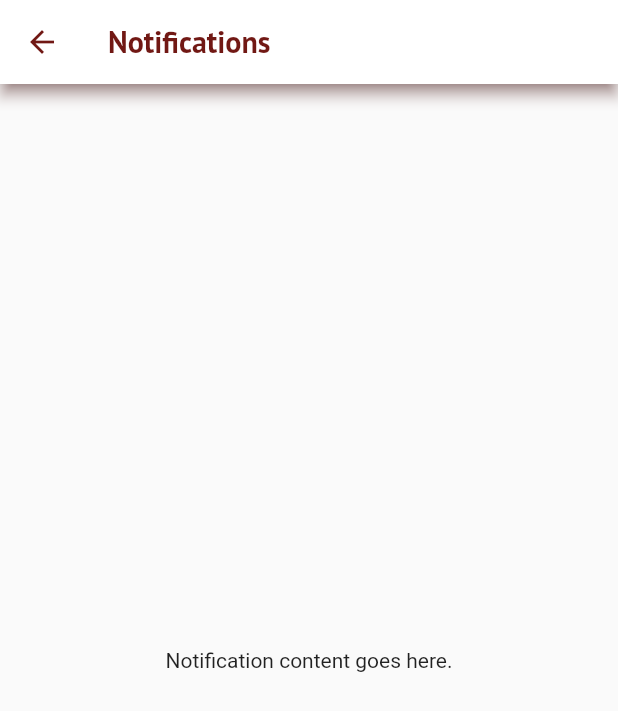
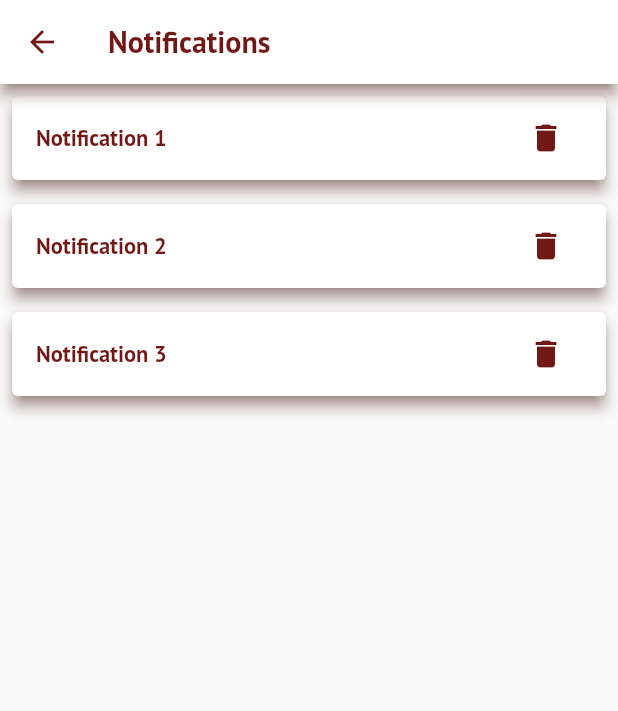
Before and after one commit to srihitha-ravi/demo-frontend, a Flutter app: the NotificationsPage screen opened directly, on a phone screen of 412 x 824 dp. Shown: the top 711 px of the screen. Run offline on Flutter 3.47's test engine with Material 2 defaults, Android fonts, the phone set to English and light mode, and no system bars; our stand-ins replace google_fonts.

Commit message:
notification cards added

```diff
--- a/lib/Notification/notification_page.dart
+++ b/lib/Notification/notification_page.dart
@@ -1,7 +1,19 @@
 import 'package:bughub_demo/Theme/appbar_theme.dart';
+import 'package:bughub_demo/Theme/notification_theme.dart';
 import 'package:flutter/material.dart';
 
-class NotificationsPage extends StatelessWidget {
+class NotificationsPage extends StatefulWidget {
+  @override
+  _NotificationsPageState createState() => _NotificationsPageState();
+}
+
+class _NotificationsPageState extends State<NotificationsPage> {
+  List<String> notifications = [
+    'Notification 1',
+    'Notification 2',
+    'Notification 3',
+  ];
+
   @override
   Widget build(BuildContext context) {
     return Theme(
@@ -16,8 +28,54 @@ class NotificationsPage extends StatelessWidget {
             ),
           ),
         ),
-        body: const Center(
-          child: Text('Notification content goes here.'),
+        body: ListView.builder(
+          itemCount: notifications.length,
+          itemBuilder: (context, index) {
+            final notification = notifications[index];
+            return Card(
+              elevation: 4.0, // Add elevation to the card for a shadow
+              shadowColor: Color.fromARGB(255, 113, 24, 20),
+              margin: EdgeInsets.all(8.0), // Add margin for spacing
+              child: ListTile(
+                title: Text(notification,
+                style: myNotificationStyle,
+                ),
+                trailing: IconButton(
+                  icon: Icon(Icons.delete),
+                  color: Color.fromARGB(255, 113, 24, 20),
+                  onPressed: () {
+                    // Remove the notification when delete button is pressed
+                    setState(() {
+                      notifications.removeAt(index);
+                    });
+
+                    // Show a SnackBar with undo option
+                    ScaffoldMessenger.of(context).showSnackBar(
+                      SnackBar(
+                        content: Text('Notification deleted'),
+                        action: SnackBarAction(
+                          label: 'Undo',
+                          onPressed: () {
+                            // Undo the deletion
+                            setState(() {
+                              notifications.insert(index, notification);
+                            });
+                          },
+                        ),
+                      ),
+                    );
+
+                    // Automatically remove the undo option after 5 seconds
+                    Future.delayed(Duration(seconds: 5), () {
+                      if (ScaffoldMessenger.of(context).mounted) {
+                        ScaffoldMessenger.of(context).removeCurrentSnackBar();
+                      }
+                    });
+                  },
+                ),
+              ),
+            );
+          },
         ),
       ),
     );
--- /dev/null
+++ b/lib/Theme/notification_theme.dart
@@ -0,0 +1,11 @@
+import 'package:flutter/material.dart';
+import 'package:google_fonts/google_fonts.dart';
+
+
+TextStyle myNotificationStyle = GoogleFonts.ptSans(
+  textStyle: const TextStyle(
+  color:  Color.fromARGB(255, 113, 24, 20),
+  fontSize: 15.0,
+  fontWeight: FontWeight.bold,
+)
+);
```
